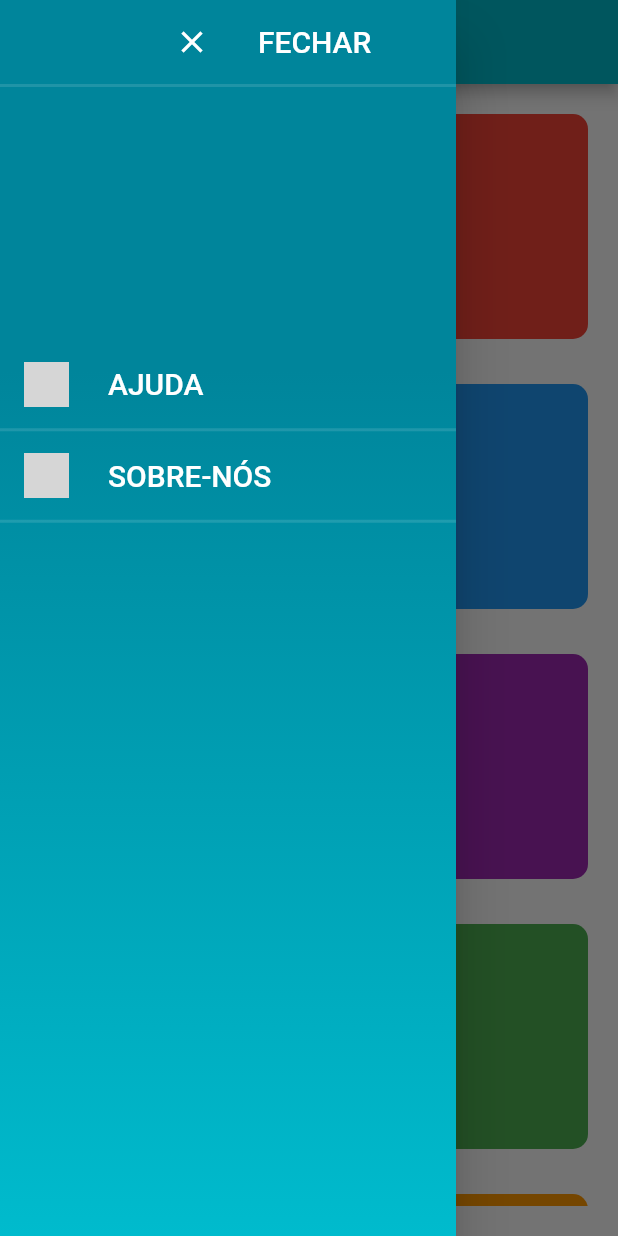
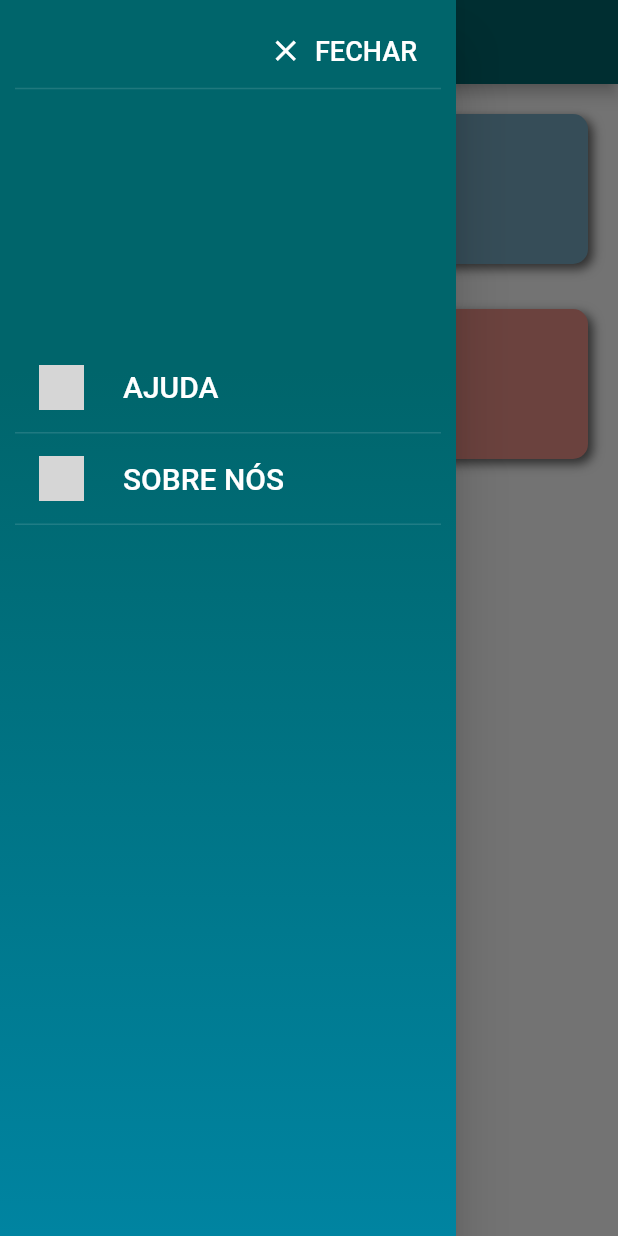
Before and after one commit to KarinaCavalcanti/Seus-Olhos, a Flutter app: the PagePrincipal screen opened by its route, with the side drawer open, on a phone screen of 412 x 824 dp. Run offline on Flutter 3.47's test engine with Material 2 defaults, Android fonts, the phone set to English and light mode, and no system bars; our stand-ins replace image_picker; missing offline and left inert: firebase_ml_vision; accounts and stored records are empty; grey boxes are pictures that could not be loaded.

Commit message:
Aplicativo quase pronto
A funcionalidade de reconhecimento de texto foi adicionada e algumas pequenas alterações foram feitas.

```diff
--- a/seus_olhos/lib/classes/app_route.dart
+++ b/seus_olhos/lib/classes/app_route.dart
@@ -1,9 +1,8 @@
-import 'package:flutter/animation.dart';
-
 class AppRoutes {
   static const HOME_PAGE = '/';
   static const INT_PAGE = '/int-page';
   static const PRINCIPAL_PAGE = '/principal-page';
   static const AJUDA_PAGE = '/ajuda-page';
   static const SOBRE_PAGE = '/sobre-nos-page';
+  static const RESPOSTA_PAGE = '/response-page';
 }
--- a/seus_olhos/lib/classes/app_routes.dart
+++ /dev/null
@@ -1,4 +0,0 @@
-class AppRoutes {
-  static const HOME_PAGE = '/';
-  static const INT_PAGE = '/int-page';
-}
--- a/seus_olhos/lib/funcoes/menu_lateral.dart
+++ b/seus_olhos/lib/funcoes/menu_lateral.dart
@@ -1,60 +1,57 @@
 import 'package:flutter/material.dart';
 import 'package:seus_olhos/classes/app_route.dart';
-
 
 class MenuLateral extends StatelessWidget {
   @override
   Widget build(BuildContext context) {
     //parte do menu hamburguinho
-    return  Drawer(
+    return Drawer(
       child: Container(
         decoration: BoxDecoration(
           gradient: LinearGradient(
             begin: Alignment.topCenter,
             end: Alignment.bottomCenter,
             stops: [0.3, 1.0],
-                 colors: [Color(0xFF00859B), Color(0XFF00BBCD)],
+            colors: [Color(0xFF00656B), Color(0xFF0084A1)],
           ),
         ),
-
-
-              //#00859B
+        child: Padding(
+          padding: EdgeInsets.all(10.0),
           child: ListView(
             children: <Widget>[
-
-
-                      //elemento que fecha o menu
-                             Padding(
-                               padding: const EdgeInsets.only(left: 100.0),
-                               child: ListTile(
-                                              leading: Icon(Icons.close, color: Colors.white,),
-                                  title: Text(
+              Align(
+                alignment: Alignment.centerRight,
+                child: FlatButton.icon(
+                  onPressed: () {
+                    //atributo que fecha o menu
+                    Navigator.pop(context);
+                  },
+                  icon: Icon(
+                    Icons.close,
+                    size: 23.0,
+                    color: Colors.white,
+                  ),
+                  label: Text(
                     'FECHAR',
                     style: TextStyle(
                       color: Colors.white,
-                                      fontSize: 20,
-                                    ),),
-                                  onTap: () {
-                                    //atributo que fecha o menu
-                                    Navigator.pop(context);
-                                  },
+                      fontSize: 18.0,
                     ),
                   ),
-
-
-
+                ),
+              ),
               Divider(
                 color: Colors.white12,
                 height: 2,
-                          thickness: 2,
+                thickness: 1,
               ),
-
-                      SizedBox(height: 170,),
-
+              SizedBox(
+                height: 170,
+              ),
               ListTile(
                 leading: SizedBox(
-                          height: 30,
-                          width: 30,
+                  height: 30.0,
+                  width: 30.0,
                   child: Image.asset('assets/images/help.png'),
                 ),
                 title: Text(
@@ -64,10 +61,9 @@ class MenuLateral extends StatelessWidget {
                     fontSize: 20,
                   ),
                 ),
-                        onTap: (){
+                onTap: () {
                   //ao retornar da página fecha o menu hamburguinho
                   Navigator.of(context).pop();
-
                   //constroi a página de ajuda
                   Navigator.of(context).pushNamed(AppRoutes.AJUDA_PAGE);
                   // Navigator.push(context, new MaterialPageRoute(
@@ -75,13 +71,11 @@ class MenuLateral extends StatelessWidget {
                   // );
                 },
               ),
-
               Divider(
                 color: Colors.white12,
                 height: 5,
-                          thickness: 2,
+                thickness: 1,
               ),
-
               ListTile(
                 leading: SizedBox(
                   height: 30,
@@ -89,13 +83,13 @@ class MenuLateral extends StatelessWidget {
                   child: Image.asset('assets/images/info.png'),
                 ),
                 title: Text(
-                          'SOBRE-NÓS',
+                  'SOBRE NÓS',
                   style: TextStyle(
                     color: Colors.white,
                     fontSize: 20,
                   ),
                 ),
-                        onTap: (){
+                onTap: () {
                   //ao retornar da página fecha o menu hamburguinho
                   Navigator.of(context).pop();
 
@@ -106,15 +100,13 @@ class MenuLateral extends StatelessWidget {
                   // );
                 },
               ),
-
               Divider(
                 color: Colors.white12,
                 height: 5,
-                          thickness: 2,
+                thickness: 1,
               ),
-
             ],
-
+          ),
         ),
       ),
     );
--- a/seus_olhos/lib/main.dart
+++ b/seus_olhos/lib/main.dart
@@ -2,13 +2,10 @@ import 'package:flutter/material.dart';
 import 'package:seus_olhos/classes/app_route.dart';
 import 'package:seus_olhos/pages/home_page.dart';
 import 'package:seus_olhos/pages/onboarding_page.dart';
-import 'package:seus_olhos/classes/app_route.dart';
 import 'package:seus_olhos/pages/PaginaPrincipal.dart';
 import 'package:seus_olhos/pages/ajuda.dart';
-import 'package:seus_olhos/pages/home_page.dart';
-import 'package:seus_olhos/pages/onboarding_page.dart';
+import 'package:seus_olhos/pages/response.dart';
 import 'package:seus_olhos/pages/sobre_nos.dart';
-
 
 void main() {
   runApp(
@@ -24,6 +21,7 @@ void main() {
         AppRoutes.PRINCIPAL_PAGE: (_) => PagePrincipal(),
         AppRoutes.AJUDA_PAGE: (_) => Ajuda(),
         AppRoutes.SOBRE_PAGE: (_) => SobreNos(),
+        AppRoutes.RESPOSTA_PAGE: (_) => Response(),
       },
     ),
   );
--- a/seus_olhos/lib/pages/PaginaPrincipal.dart
+++ b/seus_olhos/lib/pages/PaginaPrincipal.dart
@@ -1,5 +1,8 @@
 import 'package:flutter/material.dart';
+import 'package:seus_olhos/classes/app_route.dart';
 import 'package:seus_olhos/funcoes/menu_lateral.dart';
+import 'package:seus_olhos/pages/imageLabel.dart';
+import 'package:seus_olhos/widgets/widget_loader.dart';
 
 class PagePrincipal extends StatefulWidget {
   @override
@@ -7,92 +10,107 @@ class PagePrincipal extends StatefulWidget {
 }
 
 class _PagePrincipalState extends State<PagePrincipal> {
+  final IL = ImageLabels();
+  String texto = '';
+  bool _busy = false;
+
   @override
   Widget build(BuildContext context) {
     return Scaffold(
       //onde fica a barra na parte de cima
       appBar: AppBar(
-           title: Text(
-             'Seus Olhos',
-             style: TextStyle(
-               fontSize: 25,
+        backgroundColor: Color(0xFF00656B),
       ),
-
-             ),
-           backgroundColor: Color(0XFF00BBCD),
-         ),
-
       drawer: MenuLateral(),
-
-         body: Container(
-           padding:  EdgeInsets.all(20),
+      body: Visibility(
+        visible: this._busy,
+        child: Loader(texto: 'Carregando informações, aguarde...'),
+        replacement: Container(
+          padding: EdgeInsets.all(20),
           child: Center(
             child: ListView(
               children: <Widget>[
-
-
-                 Container(width: MediaQuery.of(context).size.width, height: 150, decoration: BoxDecoration( color: Colors.red, borderRadius: BorderRadius.circular(10.0), ),),
-
-                SizedBox(height: 30,),
-
-                 Container(width: MediaQuery.of(context).size.width, height: 150, decoration: BoxDecoration( color: Colors.blue, borderRadius: BorderRadius.circular(10.0),),),
-
-                SizedBox(height: 30,),
-
-                 Container(width: MediaQuery.of(context).size.width, height: 150, decoration: BoxDecoration( color: Colors.purple, borderRadius: BorderRadius.circular(10.0),),),
-
-                 SizedBox(height: 30,),
-
-                 Container(width: MediaQuery.of(context).size.width, height: 150, decoration: BoxDecoration( color: Colors.green, borderRadius: BorderRadius.circular(10.0),),),
-
-                 SizedBox(height: 30,),
-
-                 Container(width: MediaQuery.of(context).size.width, height: 150, decoration: BoxDecoration( color: Colors.orange, borderRadius: BorderRadius.circular(10.0),),),
-
-
+                Container(
+                  width: MediaQuery.of(context).size.width,
+                  height: 100.0,
+                  decoration: BoxDecoration(
+                    color: Color(0xFF75A8C0),
+                    borderRadius: BorderRadius.circular(10.0),
+                    boxShadow: [
+                      BoxShadow(
+                        color: Colors.black.withOpacity(0.6),
+                        offset: Offset(3.0, 3.0),
+                        blurRadius: 5.0,
+                      ),
+                    ],
+                  ),
+                  child: FlatButton.icon(
+                    icon: Icon(
+                      Icons.monetization_on,
+                      color: Colors.white,
+                      size: 45.0,
+                    ),
+                    onPressed: () {},
+                    label: Text(
+                      'CÉDULAS',
+                      style: TextStyle(
+                        fontSize: 20.0,
+                        color: Colors.white,
+                      ),
+                    ),
+                  ),
+                ),
+                SizedBox(
+                  height: 30.0,
+                ),
+                Container(
+                  width: MediaQuery.of(context).size.width,
+                  height: 100.0,
+                  decoration: BoxDecoration(
+                    color: Color(0xFFEA8F87),
+                    borderRadius: BorderRadius.circular(10.0),
+                    boxShadow: [
+                      BoxShadow(
+                        color: Colors.black.withOpacity(0.6),
+                        offset: Offset(3.0, 3.0),
+                        blurRadius: 5.0,
+                      ),
+                    ],
+                  ),
+                  child: FlatButton.icon(
+                    icon: Icon(
+                      Icons.text_fields,
+                      color: Colors.white,
+                      size: 45.0,
+                    ),
+                    onPressed: () async {
+                      this._busy = true;
+                      String imageLabels = await IL.getImageFile();
+                      Navigator.of(context).pushNamed(
+                        AppRoutes.RESPOSTA_PAGE,
+                        arguments: imageLabels,
+                      );
+                      setState(() {
+                        this._busy = false;
+                      });
+                    },
+                    label: Text(
+                      'TEXTOS',
+                      style: TextStyle(
+                        fontSize: 20.0,
+                        color: Colors.white,
+                      ),
+                    ),
+                  ),
+                ),
+                SizedBox(
+                  height: 30.0,
+                ),
               ],
             ),
           ),
         ),
-
-
+      ),
     );
   }
 }
-
-
-
-
-
-
-
-
-
-// class Home extends StatefulWidget {
-//   @override
-//   _HomeState createState() => _HomeState();
-// }
-
-// class _HomeState extends State<Home> {
-
-//   @override
-//   Widget build(BuildContext context) {
-//         return Scaffold(
-//             //onde fica a barra na parte de cima
-//          appBar: AppBar(
-//            title: Text(
-//              'Seus Olhos',
-//              style: TextStyle(
-//                fontSize: 25,
-//              ),
-
-//              ),
-//            backgroundColor: Color(0XFF00BBCD),
-//          ),
-
-//          drawer: MenuLateral(),
-
-//     );
-//   }
-
-// }
--- a/seus_olhos/pubspec.yaml
+++ b/seus_olhos/pubspec.yaml
@@ -21,6 +21,7 @@ environment:
   sdk: ">=2.7.0 <3.0.0"
 
 dependencies:
+  image_picker: ^0.6.7+4
   flutter:
     sdk: flutter
 
@@ -28,6 +29,7 @@ dependencies:
   # The following adds the Cupertino Icons font to your application.
   # Use with the CupertinoIcons class for iOS style icons.
   cupertino_icons: ^0.1.3
+  firebase_ml_vision: ^0.9.6+2
 
 dev_dependencies:
   flutter_test:
```
Also changed, not shown: seus_olhos/lib/pages/ajuda.dart (+4 -6 lines), seus_olhos/lib/pages/home_page.dart (+12 -15 lines), seus_olhos/lib/pages/imageLabel.dart (added, +28 -0 lines), seus_olhos/lib/pages/onboarding_page.dart (+5 -5 lines), seus_olhos/lib/pages/response.dart (added, +62 -0 lines), seus_olhos/lib/pages/sobre_nos.dart (+11 -119 lines), seus_olhos/lib/widgets/widget_loader.dart (added, +30 -0 lines), seus_olhos/assets/images/help.png, seus_olhos/assets/images/info.png, seus_olhos/pubspec.lock, 3 other files. Lines whose indentation alone changed are shown as unchanged.
